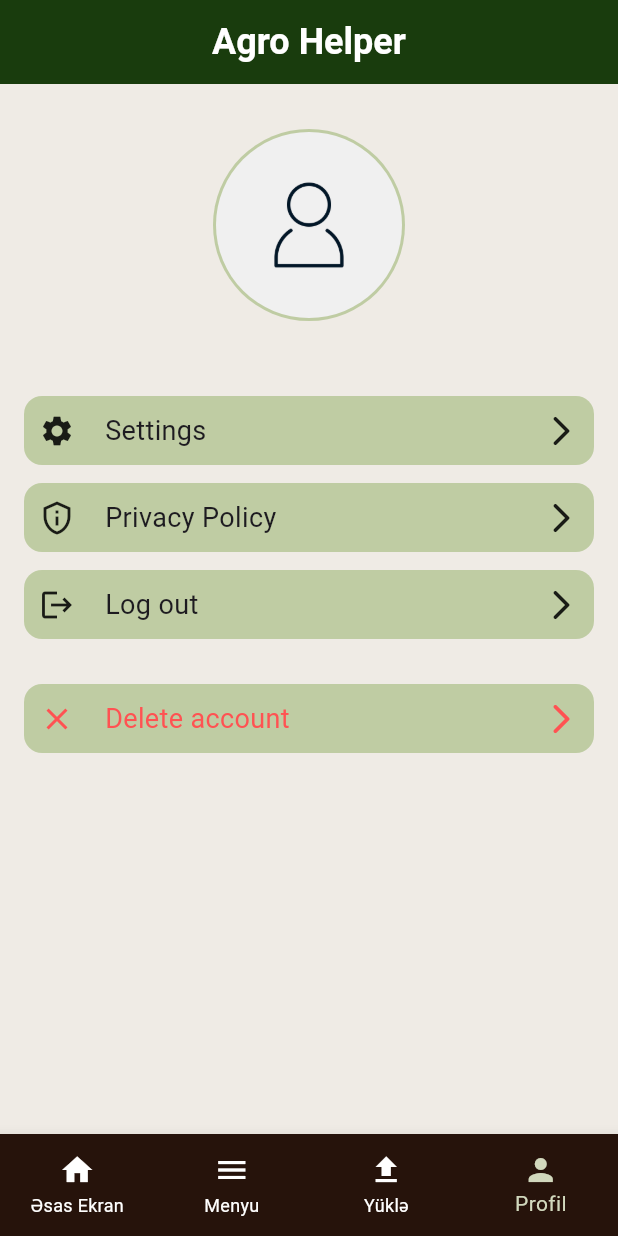
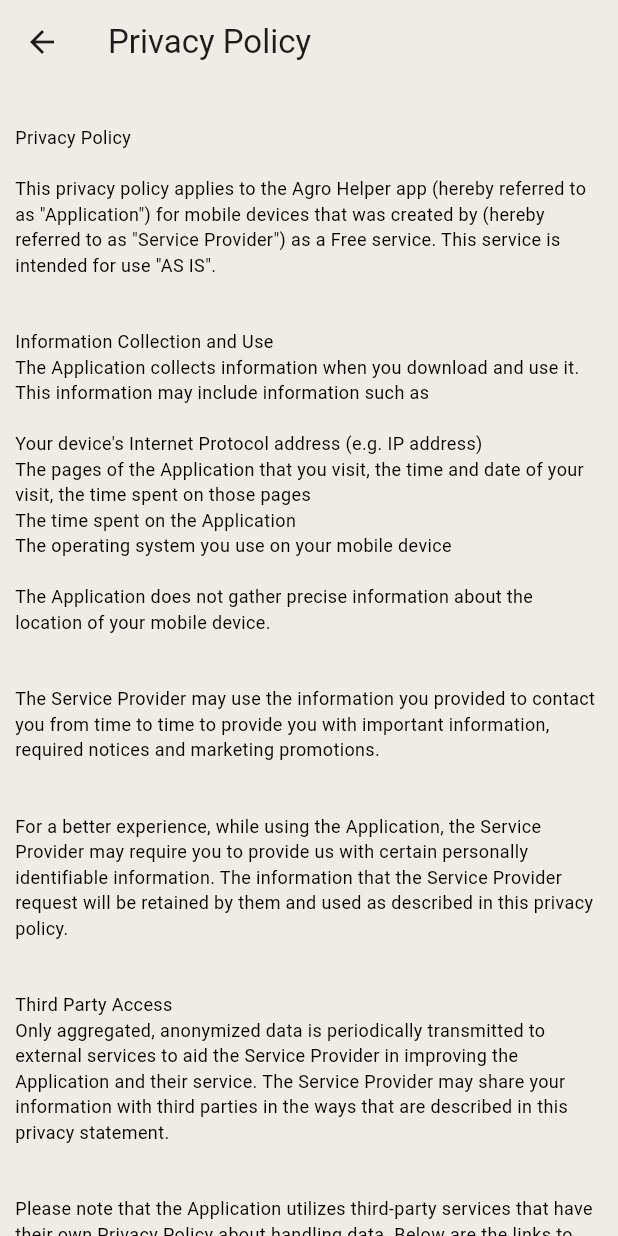
Before and after one commit to sadiqaliyev01/agro_helper, a Flutter app: the screen it shows after launch, item 4 of the bottom bar chosen, after a tap on "Privacy Policy", on a phone screen of 412 x 824 dp. Run offline on Flutter 3.47's test engine with Material 3 defaults, Android fonts, the phone set to English and light mode, and no system bars; our stand-ins replace image_picker.

Commit message:
Added Privacy Policy

```diff
--- /dev/null
+++ b/lib/constants/app_strings.dart
@@ -0,0 +1,78 @@
+class AppStrings {
+  AppStrings._();
+
+  static const String privacyPolicy = """
+
+Privacy Policy
+
+This privacy policy applies to the Agro Helper app (hereby referred to as "Application") for mobile devices that was created by (hereby referred to as "Service Provider") as a Free service. This service is intended for use "AS IS".
+
+
+Information Collection and Use
+The Application collects information when you download and use it. This information may include information such as
+
+Your device's Internet Protocol address (e.g. IP address)
+The pages of the Application that you visit, the time and date of your visit, the time spent on those pages
+The time spent on the Application
+The operating system you use on your mobile device
+
+The Application does not gather precise information about the location of your mobile device.
+
+
+The Service Provider may use the information you provided to contact you from time to time to provide you with important information, required notices and marketing promotions.
+
+
+For a better experience, while using the Application, the Service Provider may require you to provide us with certain personally identifiable information. The information that the Service Provider request will be retained by them and used as described in this privacy policy.
+
+
+Third Party Access
+Only aggregated, anonymized data is periodically transmitted to external services to aid the Service Provider in improving the Application and their service. The Service Provider may share your information with third parties in the ways that are described in this privacy statement.
+
+
+Please note that the Application utilizes third-party services that have their own Privacy Policy about handling data. Below are the links to the Privacy Policy of the third-party service providers used by the Application:
+
+Google Play Services
+
+The Service Provider may disclose User Provided and Automatically Collected Information:
+
+as required by law, such as to comply with a subpoena, or similar legal process;
+when they believe in good faith that disclosure is necessary to protect their rights, protect your safety or the safety of others, investigate fraud, or respond to a government request;
+with their trusted services providers who work on their behalf, do not have an independent use of the information we disclose to them, and have agreed to adhere to the rules set forth in this privacy statement.
+
+Opt-Out Rights
+You can stop all collection of information by the Application easily by uninstalling it. You may use the standard uninstall processes as may be available as part of your mobile device or via the mobile application marketplace or network.
+
+
+Data Retention Policy
+The Service Provider will retain User Provided data for as long as you use the Application and for a reasonable time thereafter. If you'd like them to delete User Provided Data that you have provided via the Application, please contact them at aliyev.sdg@gmail.com and they will respond in a reasonable time.
+
+
+Children
+The Service Provider does not use the Application to knowingly solicit data from or market to children under the age of 13.
+
+
+The Application does not address anyone under the age of 13. The Service Provider does not knowingly collect personally identifiable information from children under 13 years of age. In the case the Service Provider discover that a child under 13 has provided personal information, the Service Provider will immediately delete this from their servers. If you are a parent or guardian and you are aware that your child has provided us with personal information, please contact the Service Provider (aliyev.sdg@gmail.com) so that they will be able to take the necessary actions.
+
+
+Security
+The Service Provider is concerned about safeguarding the confidentiality of your information. The Service Provider provides physical, electronic, and procedural safeguards to protect information the Service Provider processes and maintains.
+
+
+Changes
+This Privacy Policy may be updated from time to time for any reason. The Service Provider will notify you of any changes to the Privacy Policy by updating this page with the new Privacy Policy. You are advised to consult this Privacy Policy regularly for any changes, as continued use is deemed approval of all changes.
+
+
+This privacy policy is effective as of 2024-04-30
+
+
+Your Consent
+By using the Application, you are consenting to the processing of your information as set forth in this Privacy Policy now and as amended by us.
+
+
+Contact Us
+If you have any questions regarding privacy while using the Application, or have questions about the practices, please contact the Service Provider via email at aliyev.sdg@gmail.com.
+
+
+
+  """;
+}
--- /dev/null
+++ b/lib/ui/presentation/privacy/privacy_policy_screen.dart
@@ -0,0 +1,25 @@
+import 'package:agro_helper/constants/app_colors.dart';
+import 'package:agro_helper/constants/app_strings.dart';
+import 'package:flutter/material.dart';
+
+class PrivacyPolicyScreen extends StatelessWidget {
+  const PrivacyPolicyScreen({super.key});
+
+  @override
+  Widget build(BuildContext context) {
+    return Scaffold(
+      backgroundColor: AppColors.screenBackground,
+      appBar: AppBar(title: const Text("Privacy Policy"),
+      backgroundColor: AppColors.screenBackground,
+      ),
+      body: const SingleChildScrollView(
+          child: Padding(
+        padding: EdgeInsets.all(10.0),
+        child: Text(
+          AppStrings.privacyPolicy,
+          style: TextStyle(fontSize: 12, color: Colors.black),
+        ),
+      )),
+    );
+  }
+}
--- a/lib/ui/presentation/profile/widgets/profile_view.dart
+++ b/lib/ui/presentation/profile/widgets/profile_view.dart
@@ -1,5 +1,7 @@
 import 'package:agro_helper/constants/app_colors.dart';
+import 'package:agro_helper/ui/presentation/privacy/privacy_policy_screen.dart';
 import 'package:agro_helper/ui/presentation/profile/widgets/profile_element_buttons.dart';
+import 'package:agro_helper/ui/presentation/settings/settings_screen.dart';
 import 'package:flutter/material.dart';
 
 class ProfileView extends StatelessWidget {
@@ -34,13 +36,19 @@
           ProfileElementButtons(
             title: "Settings",
             icon: Icons.settings,
-            onTap: () {},
+            onTap: () {
+              Navigator.push(context,
+                  MaterialPageRoute(builder: (_) => const SettingsScreen()));
+            },
           ),
           const SizedBox(height: 12),
           ProfileElementButtons(
             title: "Privacy Policy",
             icon: Icons.privacy_tip_outlined,
-            onTap: () {},
+            onTap: () {
+              Navigator.push(context,
+                  MaterialPageRoute(builder: (_) => const PrivacyPolicyScreen()));
+            },
           ),
           const SizedBox(height: 12),
           ProfileElementButtons(
--- /dev/null
+++ b/lib/ui/presentation/settings/settings_screen.dart
@@ -0,0 +1,15 @@
+import 'package:flutter/material.dart';
+
+class SettingsScreen extends StatelessWidget {
+  const SettingsScreen({super.key});
+
+  @override
+  Widget build(BuildContext context) {
+    return Scaffold(
+      appBar: AppBar(
+        title: Text("Settings"),
+      ),
+      body: Center(child: Text("Settings")),
+    );
+  }
+}
```
